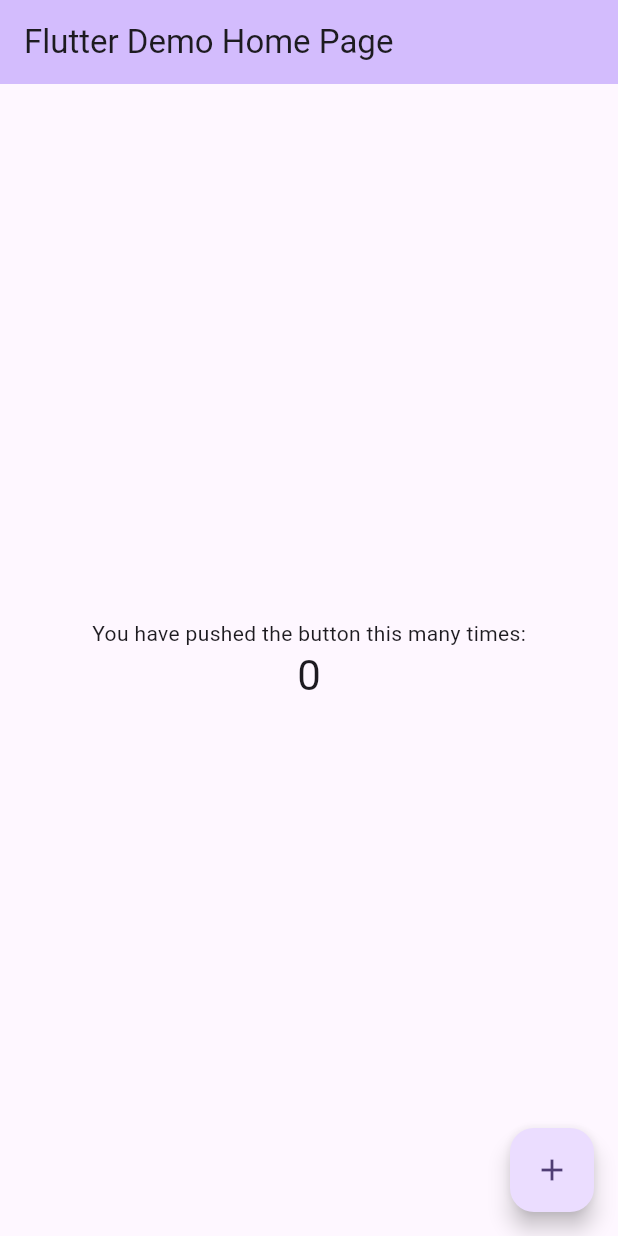
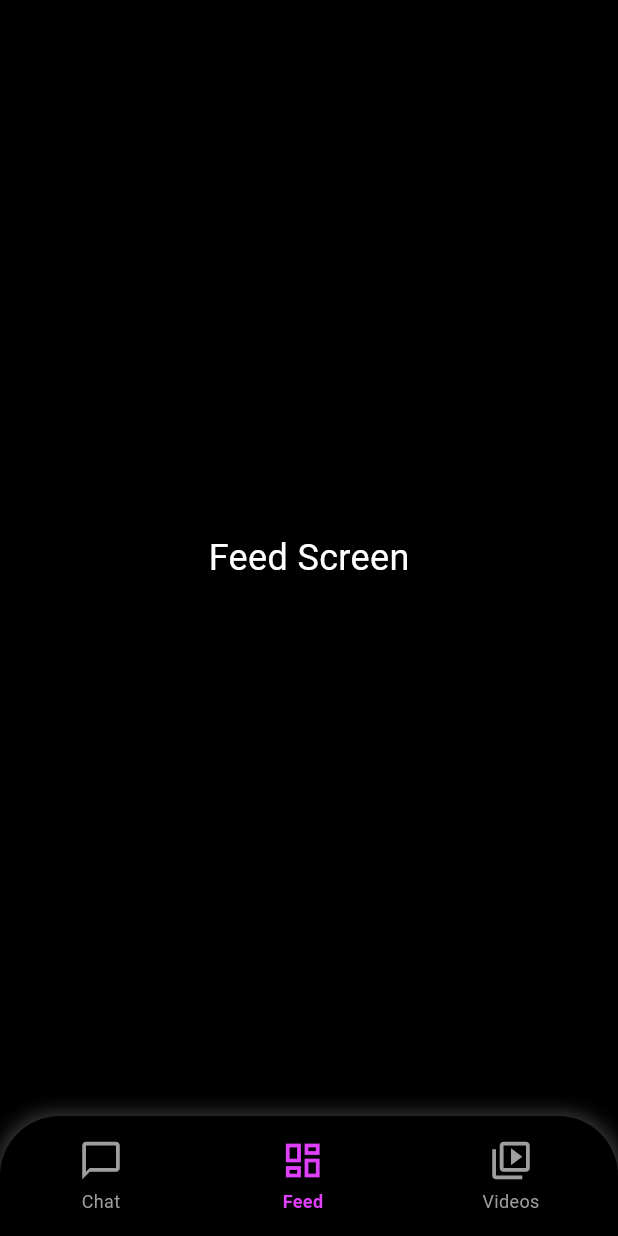
Before and after one commit to could-ai/019a1035-a170-777e-8648-b9855f48d64a, a Flutter app: the screen it shows after launch, on a phone screen of 412 x 824 dp. Run offline on Flutter 3.47's test engine with Material 3 defaults, Android fonts, the phone set to English and light mode, and no system bars.

Commit message:
I have updated the `main.dart` file to initialize the application with a new `HomeScreen` as the default starting point. This change removes the previous template code and sets up the foundation for our custom teen social app. The theme has also been updated to use Material 3, ensuring a modern and consistent look and feel.; I have created a new `HomeScreen` that serves as the main entry point of the app. This screen features a `PageView` to manage the different sections of the app—Chat, Feed, and Videos—allowing users to swipe between them. The background has been set to black to create a modern, teen-focused aesthetic. I've also integrated a custom navigation menu at the bottom to provide a seamless and intuitive user experience.; I have designed a custom navigation menu widget that provides a modern and intuitive way for users to switch between the Chat, Feed, and Videos sections. The menu features a sleek, rounded design with a subtle shadow effect that gives it a floating appearance. The selected icon is highlighted with a vibrant purple accent color, making it easy for users to identify the current section. This component is fully reusable and can be easily integrated into any screen.

```diff
--- a/usr/lib/main.dart
+++ b/usr/lib/main.dart
@@ -1,4 +1,5 @@
-import 'package:flutter/material.dart';
+import "package:flutter/material.dart";
+import "package:couldai_user_app/screens/home_screen.dart";
 
 void main() {
   runApp(const MyApp());
@@ -7,114 +8,16 @@ void main() {
 class MyApp extends StatelessWidget {
   const MyApp({super.key});
 
-  // This widget is the root of your application.
   @override
   Widget build(BuildContext context) {
     return MaterialApp(
-      title: 'Flutter Demo',
+      title: "Teen Social App",
       debugShowCheckedModeBanner: false,
       theme: ThemeData(
-        // This is the theme of your application.
-        //
-        // TRY THIS: Try running your application with "flutter run". You'll see
-        // the application has a purple toolbar. Then, without quitting the app,
-        // try changing the seedColor in the colorScheme below to Colors.green
-        // and then invoke "hot reload" (save your changes or press the "hot
-        // reload" button in a Flutter-supported IDE, or press "r" if you used
-        // the command line to start the app).
-        //
-        // Notice that the counter didn't reset back to zero; the application
-        // state is not lost during the reload. To reset the state, use hot
-        // restart instead.
-        //
-        // This works for code too, not just values: Most code changes can be
-        // tested with just a hot reload.
         colorScheme: ColorScheme.fromSeed(seedColor: Colors.deepPurple),
+        useMaterial3: true,
       ),
-      home: const MyHomePage(title: 'Flutter Demo Home Page'),
+      home: const HomeScreen(),
     );
   }
 }
-
-class MyHomePage extends StatefulWidget {
-  const MyHomePage({super.key, required this.title});
-
-  // This widget is the home page of your application. It is stateful, meaning
-  // that it has a State object (defined below) that contains fields that affect
-  // how it looks.
-
-  // This class is the configuration for the state. It holds the values (in this
-  // case the title) provided by the parent (in this case the App widget) and
-  // used by the build method of the State. Fields in a Widget subclass are
-  // always marked "final".
-
-  final String title;
-
-  @override
-  State<MyHomePage> createState() => _MyHomePageState();
-}
-
-class _MyHomePageState extends State<MyHomePage> {
-  int _counter = 0;
-
-  void _incrementCounter() {
-    setState(() {
-      // This call to setState tells the Flutter framework that something has
-      // changed in this State, which causes it to rerun the build method below
-      // so that the display can reflect the updated values. If we changed
-      // _counter without calling setState(), then the build method would not be
-      // called again, and so nothing would appear to happen.
-      _counter++;
-    });
-  }
-
-  @override
-  Widget build(BuildContext context) {
-    // This method is rerun every time setState is called, for instance as done
-    // by the _incrementCounter method above.
-    //
-    // The Flutter framework has been optimized to make rerunning build methods
-    // fast, so that you can just rebuild anything that needs updating rather
-    // than having to individually change instances of widgets.
-    return Scaffold(
-      appBar: AppBar(
-        // TRY THIS: Try changing the color here to a specific color (to
-        // Colors.amber, perhaps?) and trigger a hot reload to see the AppBar
-        // change color while the other colors stay the same.
-        backgroundColor: Theme.of(context).colorScheme.inversePrimary,
-        // Here we take the value from the MyHomePage object that was created by
-        // the App.build method, and use it to set our appbar title.
-        title: Text(widget.title),
-      ),
-      body: Center(
-        // Center is a layout widget. It takes a single child and positions it
-        // in the middle of the parent.
-        child: Column(
-          // Column is also a layout widget. It takes a list of children and
-          // arranges them vertically. By default, it sizes itself to fit its
-          // children horizontally, and tries to be as tall as its parent.
-          //
-          // Column has various properties to control how it sizes itself and
-          // how it positions its children. Here we use mainAxisAlignment to
-          // center the children vertically; the main axis here is the vertical
-          // axis because Columns are vertical (the cross axis would be
-          // horizontal).
-          //
-          // TRY THIS: Invoke "debug painting" (choose the "Toggle Debug Paint"
-          // action in the IDE, or press "p" in the console), to see the
-          // wireframe for each widget.
-          mainAxisAlignment: MainAxisAlignment.center,
-          children: <Widget>[
-            const Text('You have pushed the button this many times:'),
-            Text('$_counter', style: Theme.of(context).textTheme.headlineMedium),
-          ],
-        ),
-      ),
-      floatingActionButton: FloatingActionButton(
-        onPressed: _incrementCounter,
-        tooltip: 'Increment',
-        child: const Icon(Icons.add),
-      ), // This trailing comma makes auto-formatting nicer for build methods.
-    );
-  }
-}
--- /dev/null
+++ b/usr/lib/screens/home_screen.dart
@@ -0,0 +1,50 @@
+import "package:flutter/material.dart";
+import "package:couldai_user_app/widgets/nav_menu.dart";
+
+class HomeScreen extends StatefulWidget {
+  const HomeScreen({super.key});
+
+  @override
+  State<HomeScreen> createState() => _HomeScreenState();
+}
+
+class _HomeScreenState extends State<HomeScreen> {
+  final PageController _pageController = PageController(initialPage: 1);
+  int _currentIndex = 1;
+
+  final List<Widget> _screens = [
+    const Center(child: Text("Chat Screen", style: TextStyle(fontSize: 24, color: Colors.white))),
+    const Center(child: Text("Feed Screen", style: TextStyle(fontSize: 24, color: Colors.white))),
+    const Center(child: Text("Videos Screen", style: TextStyle(fontSize: 24, color: Colors.white))),
+  ];
+
+  void _onPageChanged(int index) {
+    setState(() {
+      _currentIndex = index;
+    });
+  }
+
+  void _onNavItemTapped(int index) {
+    _pageController.animateToPage(
+      index,
+      duration: const Duration(milliseconds: 300),
+      curve: Curves.easeInOut,
+    );
+  }
+
+  @override
+  Widget build(BuildContext context) {
+    return Scaffold(
+      backgroundColor: Colors.black,
+      body: PageView(
+        controller: _pageController,
+        onPageChanged: _onPageChanged,
+        children: _screens,
+      ),
+      bottomNavigationBar: NavMenu(
+        currentIndex: _currentIndex,
+        onTap: _onNavItemTapped,
+      ),
+    );
+  }
+}
--- /dev/null
+++ b/usr/lib/widgets/nav_menu.dart
@@ -0,0 +1,67 @@
+import "package:flutter/material.dart";
+
+class NavMenu extends StatelessWidget {
+  final int currentIndex;
+  final Function(int) onTap;
+
+  const NavMenu({
+    super.key,
+    required this.currentIndex,
+    required this.onTap,
+  });
+
+  @override
+  Widget build(BuildContext context) {
+    return Container(
+      height: 80,
+      decoration: const BoxDecoration(
+        color: Colors.black,
+        borderRadius: BorderRadius.only(
+          topLeft: Radius.circular(40),
+          topRight: Radius.circular(40),
+        ),
+        boxShadow: [
+          BoxShadow(
+            color: Colors.white24,
+            blurRadius: 10,
+            spreadRadius: 2,
+          ),
+        ],
+      ),
+      child: Row(
+        mainAxisAlignment: MainAxisAlignment.spaceAround,
+        children: [
+          _buildNavItem(Icons.chat_bubble_outline, "Chat", 0),
+          _buildNavItem(Icons.dashboard_outlined, "Feed", 1),
+          _buildNavItem(Icons.video_collection_outlined, "Videos", 2),
+        ],
+      ),
+    );
+  }
+
+  Widget _buildNavItem(IconData icon, String label, int index) {
+    final bool isSelected = currentIndex == index;
+    return GestureDetector(
+      onTap: () => onTap(index),
+      child: Column(
+        mainAxisAlignment: MainAxisAlignment.center,
+        children: [
+          Icon(
+            icon,
+            size: 30,
+            color: isSelected ? Colors.purpleAccent : Colors.grey,
+          ),
+          const SizedBox(height: 4),
+          Text(
+            label,
+            style: TextStyle(
+              fontSize: 12,
+              color: isSelected ? Colors.purpleAccent : Colors.grey,
+              fontWeight: isSelected ? FontWeight.bold : FontWeight.normal,
+            ),
+          ),
+        ],
+      ),
+    );
+  }
+}
```
